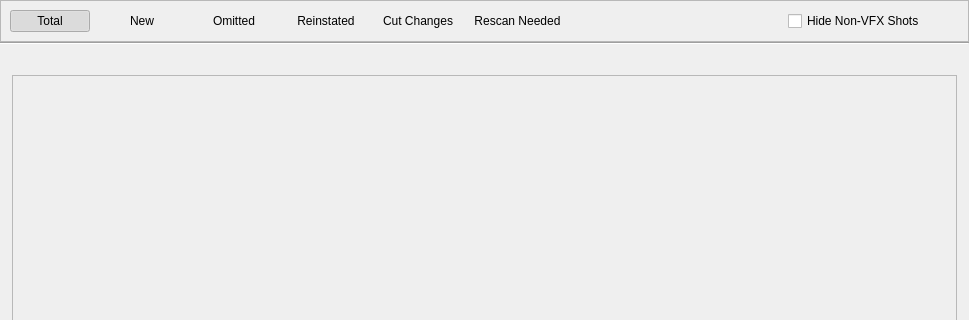
The window that resources/dialog.ui (shotgunsoftware/tk-multi-importcut) describes before a commit, drawn with Qt 5; both pictures show x 0 to 969 and y 0 to 320 of the 969 by 580 pixel window.
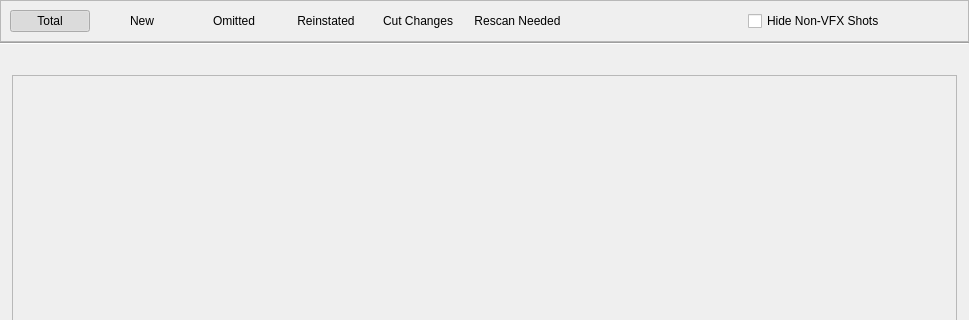
The same window after the commit. The open tabs and pages were chosen to show the change. Icons and pictures are not drawn. Custom widgets are drawn as their Qt base class.

Commit message: Additional styling and layout tweaks.

Diff of the .ui file:
```diff
--- a/resources/dialog.ui
+++ b/resources/dialog.ui
@@ -15,7 +15,7 @@
   </property>
   <layout class="QVBoxLayout" name="main_layout" stretch="0,0,0,0">
    <property name="spacing">
-    <number>-1</number>
+    <number>6</number>
    </property>
    <property name="leftMargin">
     <number>0</number>
@@ -1183,7 +1183,7 @@
          <property name="frameShadow">
           <enum>QFrame::Raised</enum>
          </property>
-         <layout class="QHBoxLayout" name="horizontalLayout_8" stretch="0,0,0,0,0,0,1,0,0">
+         <layout class="QHBoxLayout" name="horizontalLayout_8" stretch="0,0,0,0,0,0,1,0,0,0">
           <property name="spacing">
            <number>12</number>
           </property>
@@ -1393,6 +1393,19 @@
             </property>
            </widget>
           </item>
+          <item>
+           <spacer name="horizontalSpacer_11">
+            <property name="orientation">
+             <enum>Qt::Horizontal</enum>
+            </property>
+            <property name="sizeHint" stdset="0">
+             <size>
+              <width>40</width>
+              <height>20</height>
+             </size>
+            </property>
+           </spacer>
+          </item>
           <item>
            <widget class="QPushButton" name="settings_page_5_button">
             <property name="maximumSize">
```
Left out of the diff: 152 changed lines with no effect on the pictures. The commit also changes 5 other files.
